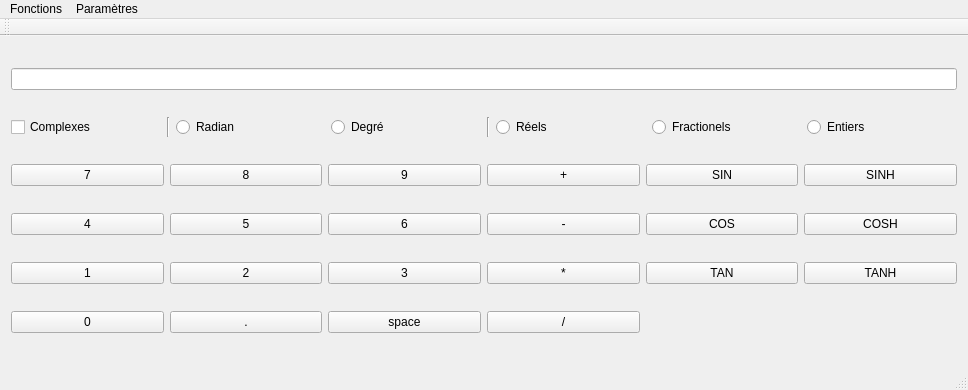
Pitouli/lo21-ahmed-pitouli, file ProjetLO21/mainwindow.ui: the form before one commit.
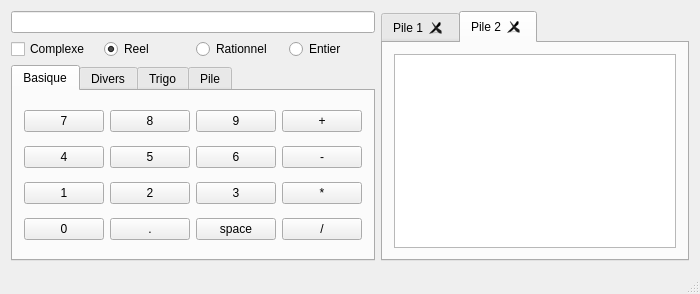
The form after the commit. The open tabs and pages were chosen to show the change.

Commit message: + L'interface de la calculatrice a été complétement revue. Toutes les fonctions sont accessibles par des boutons, qui se verront attribués des raccorucis. Les boutons sont organisé dans différents onglets. Préparation de la gestion d'onglets de piles.

```diff
--- a/ProjetLO21/mainwindow.ui
+++ b/ProjetLO21/mainwindow.ui
@@ -6,285 +6,492 @@
    <rect>
     <x>0</x>
     <y>0</y>
-    <width>968</width>
-    <height>390</height>
+    <width>700</width>
+    <height>294</height>
    </rect>
   </property>
   <property name="windowTitle">
    <string>MainWindow</string>
   </property>
   <widget class="QWidget" name="centralWidget">
-   <layout class="QHBoxLayout" name="horizontalLayout_2">
-    <item>
      <layout class="QGridLayout" name="gridLayout">
-      <item row="6" column="0">
-       <widget class="QPushButton" name="pushButton">
+    <item row="0" column="0">
+     <widget class="QLineEdit" name="lineEdit">
+      <property name="readOnly">
+       <bool>true</bool>
+      </property>
+     </widget>
+    </item>
+    <item row="0" column="1" rowspan="3">
+     <widget class="QTabWidget" name="tabWidget_2">
+      <property name="minimumSize">
+       <size>
+        <width>250</width>
+        <height>0</height>
+       </size>
+      </property>
+      <property name="currentIndex">
+       <number>1</number>
+      </property>
+      <property name="tabsClosable">
+       <bool>true</bool>
+      </property>
+      <widget class="QWidget" name="tab_7">
+       <attribute name="title">
+        <string>Pile 1</string>
+       </attribute>
+       <layout class="QHBoxLayout" name="horizontalLayout">
+        <item>
+         <widget class="QListView" name="listView"/>
+        </item>
+       </layout>
+      </widget>
+      <widget class="QWidget" name="tab_8">
+       <attribute name="title">
+        <string>Pile 2</string>
+       </attribute>
+       <layout class="QHBoxLayout" name="horizontalLayout_3">
+        <item>
+         <widget class="QListView" name="listView_2"/>
+        </item>
+       </layout>
+      </widget>
+     </widget>
+    </item>
+    <item row="1" column="0">
+     <layout class="QHBoxLayout" name="horizontalLayout_2">
+      <item>
+       <widget class="QCheckBox" name="checkBox">
         <property name="text">
+         <string>Complexe</string>
+        </property>
+       </widget>
+      </item>
+      <item>
+       <widget class="QRadioButton" name="radioButton_2">
+        <property name="text">
+         <string>Reel</string>
+        </property>
+        <property name="checked">
+         <bool>true</bool>
+        </property>
+       </widget>
+      </item>
+      <item>
+       <widget class="QRadioButton" name="radioButton_3">
+        <property name="text">
+         <string>Rationnel</string>
+        </property>
+       </widget>
+      </item>
+      <item>
+       <widget class="QRadioButton" name="radioButton">
+        <property name="text">
+         <string>Entier</string>
+        </property>
+       </widget>
+      </item>
+     </layout>
+    </item>
+    <item row="2" column="0">
+     <widget class="QTabWidget" name="tabWidget">
+      <property name="toolTip">
+       <string/>
+      </property>
+      <property name="whatsThis">
+       <string/>
+      </property>
+      <property name="currentIndex">
+       <number>1</number>
+      </property>
+      <property name="tabsClosable">
+       <bool>false</bool>
+      </property>
+      <widget class="QWidget" name="tab_3">
+       <attribute name="title">
+        <string>Basique</string>
+       </attribute>
+       <layout class="QGridLayout" name="gridLayout_2">
+        <item row="0" column="0">
+         <widget class="QPushButton" name="pushButton_25">
+          <property name="text">
          <string>7</string>
         </property>
-       </widget>
-      </item>
-      <item row="6" column="1">
-       <widget class="QPushButton" name="pushButton_5">
+          <property name="shortcut">
+           <string>7</string>
+          </property>
+         </widget>
+        </item>
+        <item row="0" column="1">
+         <widget class="QPushButton" name="pushButton_26">
         <property name="text">
          <string>8</string>
         </property>
-       </widget>
-      </item>
-      <item row="6" column="2">
-       <widget class="QPushButton" name="pushButton_9">
+          <property name="shortcut">
+           <string>8</string>
+          </property>
+         </widget>
+        </item>
+        <item row="0" column="2">
+         <widget class="QPushButton" name="pushButton_27">
         <property name="text">
          <string>9</string>
         </property>
-       </widget>
-      </item>
-      <item row="6" column="3">
-       <widget class="QPushButton" name="pushButton_12">
+          <property name="shortcut">
+           <string>9</string>
+          </property>
+         </widget>
+        </item>
+        <item row="0" column="3">
+         <widget class="QPushButton" name="pushButton_28">
         <property name="text">
          <string>+</string>
         </property>
-       </widget>
-      </item>
-      <item row="7" column="0">
+          <property name="shortcut">
+           <string>+</string>
+          </property>
+         </widget>
+        </item>
+        <item row="1" column="0">
+         <widget class="QPushButton" name="pushButton_29">
+          <property name="text">
+           <string>4</string>
+          </property>
+          <property name="shortcut">
+           <string>4</string>
+          </property>
+         </widget>
+        </item>
+        <item row="1" column="1">
+         <widget class="QPushButton" name="pushButton_30">
+          <property name="text">
+           <string>5</string>
+          </property>
+          <property name="shortcut">
+           <string>5</string>
+          </property>
+         </widget>
+        </item>
+        <item row="1" column="2">
+         <widget class="QPushButton" name="pushButton_31">
+          <property name="text">
+           <string>6</string>
+          </property>
+          <property name="shortcut">
+           <string>6</string>
+          </property>
+         </widget>
+        </item>
+        <item row="1" column="3">
+         <widget class="QPushButton" name="pushButton_32">
+          <property name="text">
+           <string>-</string>
+          </property>
+          <property name="shortcut">
+           <string>-</string>
+          </property>
+         </widget>
+        </item>
+        <item row="2" column="0">
+         <widget class="QPushButton" name="pushButton_33">
+          <property name="text">
+           <string>1</string>
+          </property>
+          <property name="shortcut">
+           <string>1</string>
+          </property>
+         </widget>
+        </item>
+        <item row="2" column="1">
+         <widget class="QPushButton" name="pushButton_34">
+          <property name="text">
+           <string>2</string>
+          </property>
+          <property name="shortcut">
+           <string>2</string>
+          </property>
+         </widget>
+        </item>
+        <item row="2" column="2">
+         <widget class="QPushButton" name="pushButton_35">
+          <property name="text">
+           <string>3</string>
+          </property>
+          <property name="shortcut">
+           <string>3</string>
+          </property>
+         </widget>
+        </item>
+        <item row="2" column="3">
+         <widget class="QPushButton" name="pushButton_36">
+          <property name="text">
+           <string>*</string>
+          </property>
+          <property name="shortcut">
+           <string>*</string>
+          </property>
+         </widget>
+        </item>
+        <item row="3" column="0">
+         <widget class="QPushButton" name="pushButton_37">
+          <property name="text">
+           <string>0</string>
+          </property>
+          <property name="shortcut">
+           <string>0</string>
+          </property>
+         </widget>
+        </item>
+        <item row="3" column="1">
+         <widget class="QPushButton" name="pushButton_38">
+          <property name="text">
+           <string>.</string>
+          </property>
+          <property name="shortcut">
+           <string>., ,</string>
+          </property>
+         </widget>
+        </item>
+        <item row="3" column="2">
+         <widget class="QPushButton" name="pushButton_39">
+          <property name="text">
+           <string>space</string>
+          </property>
+          <property name="shortcut">
+           <string>Space</string>
+          </property>
+         </widget>
+        </item>
+        <item row="3" column="3">
+         <widget class="QPushButton" name="pushButton_40">
+          <property name="text">
+           <string>/</string>
+          </property>
+          <property name="shortcut">
+           <string>/</string>
+          </property>
+         </widget>
+        </item>
+       </layout>
+      </widget>
+      <widget class="QWidget" name="tab_6">
+       <attribute name="title">
+        <string>Divers</string>
+       </attribute>
+       <layout class="QGridLayout" name="gridLayout_6">
+        <item row="0" column="0">
        <widget class="QPushButton" name="pushButton_2">
-        <property name="text">
-         <string>4</string>
-        </property>
-       </widget>
-      </item>
-      <item row="7" column="1">
-       <widget class="QPushButton" name="pushButton_6">
+          <property name="toolTip">
+           <string>&lt;!DOCTYPE HTML PUBLIC &quot;-//W3C//DTD HTML 4.0//EN&quot; &quot;http://www.w3.org/TR/REC-html40/strict.dtd&quot;&gt;
+&lt;html&gt;&lt;head&gt;&lt;meta name=&quot;qrichtext&quot; content=&quot;1&quot; /&gt;&lt;style type=&quot;text/css&quot;&gt;
+p, li { white-space: pre-wrap; }
+&lt;/style&gt;&lt;/head&gt;&lt;body style=&quot; font-family:'MS Shell Dlg 2'; font-size:7.8pt; font-weight:400; font-style:normal;&quot;&gt;
+&lt;p style=&quot; margin-top:0px; margin-bottom:0px; margin-left:0px; margin-right:0px; -qt-block-indent:0; text-indent:0px;&quot;&gt;Dépile X puis Y et effectue Y puissance X&lt;/p&gt;
+&lt;p style=&quot; margin-top:0px; margin-bottom:0px; margin-left:0px; margin-right:0px; -qt-block-indent:0; text-indent:0px;&quot;&gt;&lt;span style=&quot; font-style:italic;&quot;&gt;X: Entier, Rationnel, Réel&lt;/span&gt;&lt;/p&gt;
+&lt;p style=&quot; margin-top:0px; margin-bottom:0px; margin-left:0px; margin-right:0px; -qt-block-indent:0; text-indent:0px;&quot;&gt;&lt;span style=&quot; font-style:italic;&quot;&gt;Y: Entier, Rationnel, Réel&lt;/span&gt;&lt;/p&gt;&lt;/body&gt;&lt;/html&gt;</string>
+          </property>
         <property name="text">
-         <string>5</string>
+           <string>POW</string>
         </property>
        </widget>
       </item>
-      <item row="7" column="2">
+        <item row="0" column="1">
        <widget class="QPushButton" name="pushButton_10">
         <property name="text">
-         <string>6</string>
+           <string>INV</string>
         </property>
        </widget>
       </item>
-      <item row="7" column="3">
-       <widget class="QPushButton" name="pushButton_13">
+        <item row="0" column="2">
+         <widget class="QPushButton" name="pushButton_6">
         <property name="text">
-         <string>-</string>
+           <string>MOD</string>
         </property>
        </widget>
       </item>
-      <item row="8" column="0">
+        <item row="1" column="0">
        <widget class="QPushButton" name="pushButton_3">
         <property name="text">
-         <string>1</string>
+           <string>SQRT</string>
         </property>
        </widget>
       </item>
-      <item row="8" column="1">
+        <item row="1" column="1">
        <widget class="QPushButton" name="pushButton_7">
         <property name="text">
-         <string>2</string>
+           <string>SIGN</string>
         </property>
        </widget>
       </item>
-      <item row="8" column="2">
+        <item row="1" column="2">
        <widget class="QPushButton" name="pushButton_11">
         <property name="text">
-         <string>3</string>
+           <string>FACT (!)</string>
         </property>
        </widget>
       </item>
-      <item row="8" column="3">
-       <widget class="QPushButton" name="pushButton_14">
-        <property name="text">
-         <string>*</string>
-        </property>
-       </widget>
-      </item>
-      <item row="9" column="0">
+        <item row="3" column="0">
        <widget class="QPushButton" name="pushButton_4">
         <property name="text">
-         <string>0</string>
+           <string>SQR</string>
         </property>
        </widget>
       </item>
-      <item row="9" column="1">
+        <item row="3" column="1">
        <widget class="QPushButton" name="pushButton_8">
         <property name="text">
-         <string>.</string>
+           <string>LN</string>
         </property>
        </widget>
       </item>
-      <item row="9" column="2">
-       <widget class="QPushButton" name="pushButton_16">
+        <item row="4" column="0">
+         <widget class="QPushButton" name="pushButton_5">
         <property name="text">
-         <string>space</string>
+           <string>CUBE</string>
         </property>
        </widget>
       </item>
-      <item row="9" column="3">
-       <widget class="QPushButton" name="pushButton_15">
+        <item row="4" column="1">
+         <widget class="QPushButton" name="pushButton_9">
         <property name="text">
-         <string>/</string>
+           <string>LOG</string>
         </property>
        </widget>
       </item>
-      <item row="0" column="0" colspan="6">
-       <widget class="QLineEdit" name="lineEdit"/>
-      </item>
-      <item row="1" column="0" colspan="6">
-       <layout class="QHBoxLayout" name="horizontalLayout">
-        <item>
-         <widget class="QCheckBox" name="checkBox">
+        <item row="3" column="2">
+         <widget class="QPushButton" name="pushButton_12">
           <property name="text">
-           <string>Complexes</string>
-          </property>
-         </widget>
-        </item>
-        <item>
-         <widget class="Line" name="line">
-          <property name="orientation">
-           <enum>Qt::Vertical</enum>
-          </property>
-         </widget>
-        </item>
-        <item>
-         <widget class="QRadioButton" name="radioButton">
-          <property name="text">
-           <string>Radian</string>
-          </property>
-         </widget>
-        </item>
-        <item>
-         <widget class="QRadioButton" name="radioButton_2">
-          <property name="text">
-           <string>Degré</string>
-          </property>
-         </widget>
-        </item>
-        <item>
-         <widget class="Line" name="line_2">
-          <property name="orientation">
-           <enum>Qt::Vertical</enum>
-          </property>
-         </widget>
-        </item>
-        <item>
-         <widget class="QRadioButton" name="radioButton_3">
-          <property name="text">
-           <string>Réels</string>
-          </property>
-         </widget>
-        </item>
-        <item>
-         <widget class="QRadioButton" name="radioButton_4">
-          <property name="text">
-           <string>Fractionels</string>
-          </property>
-         </widget>
-        </item>
-        <item>
-         <widget class="QRadioButton" name="radioButton_5">
-          <property name="text">
-           <string>Entiers</string>
+           <string>EVAL</string>
           </property>
          </widget>
         </item>
        </layout>
-      </item>
-      <item row="6" column="4">
-       <widget class="QPushButton" name="pushButton_17">
+      </widget>
+      <widget class="QWidget" name="tab_4">
+       <attribute name="title">
+        <string>Trigo</string>
+       </attribute>
+       <layout class="QGridLayout" name="gridLayout_3">
+        <item row="0" column="0">
+         <widget class="QPushButton" name="pushButton_65">
         <property name="text">
          <string>SIN</string>
         </property>
-       </widget>
-      </item>
-      <item row="7" column="4">
-       <widget class="QPushButton" name="pushButton_18">
+          <property name="shortcut">
+           <string>S</string>
+          </property>
+         </widget>
+        </item>
+        <item row="0" column="1">
+         <widget class="QRadioButton" name="radioButton_5">
+          <property name="text">
+           <string>Radian</string>
+          </property>
+          <property name="checked">
+           <bool>true</bool>
+          </property>
+         </widget>
+        </item>
+        <item row="1" column="0">
+         <widget class="QPushButton" name="pushButton_66">
         <property name="text">
          <string>COS</string>
         </property>
-       </widget>
-      </item>
-      <item row="8" column="4">
-       <widget class="QPushButton" name="pushButton_19">
+          <property name="shortcut">
+           <string>C</string>
+          </property>
+         </widget>
+        </item>
+        <item row="1" column="1">
+         <widget class="QRadioButton" name="radioButton_6">
+          <property name="text">
+           <string>Degré</string>
+          </property>
+         </widget>
+        </item>
+        <item row="2" column="0">
+         <widget class="QPushButton" name="pushButton_67">
         <property name="text">
          <string>TAN</string>
         </property>
-       </widget>
-      </item>
-      <item row="6" column="5">
-       <widget class="QPushButton" name="pushButton_20">
+          <property name="shortcut">
+           <string>T</string>
+          </property>
+         </widget>
+        </item>
+        <item row="2" column="1">
+         <widget class="QCheckBox" name="checkBox_4">
         <property name="text">
-         <string>SINH</string>
-        </property>
-       </widget>
-      </item>
-      <item row="7" column="5">
-       <widget class="QPushButton" name="pushButton_21">
+           <string>Hyperbolic</string>
+          </property>
+          <property name="shortcut">
+           <string>H</string>
+          </property>
+         </widget>
+        </item>
+       </layout>
+      </widget>
+      <widget class="QWidget" name="tab_5">
+       <attribute name="title">
+        <string>Pile</string>
+       </attribute>
+       <layout class="QGridLayout" name="gridLayout_4">
+        <item row="0" column="0">
+         <widget class="QPushButton" name="pushButton">
         <property name="text">
-         <string>COSH</string>
+           <string>SWAP</string>
         </property>
        </widget>
       </item>
-      <item row="8" column="5">
-       <widget class="QPushButton" name="pushButton_22">
+        <item row="0" column="1">
+         <widget class="QPushButton" name="pushButton_68">
         <property name="text">
-         <string>TANH</string>
-        </property>
-       </widget>
-      </item>
-     </layout>
-    </item>
-   </layout>
-  </widget>
-  <widget class="QMenuBar" name="menuBar">
-   <property name="geometry">
-    <rect>
-     <x>0</x>
-     <y>0</y>
-     <width>968</width>
-     <height>26</height>
-    </rect>
-   </property>
-   <widget class="QMenu" name="menuFonctions">
-    <property name="title">
-     <string>Fonctions</string>
-    </property>
-    <widget class="QMenu" name="menuTrigonom_trie">
-     <property name="title">
-      <string>Trigonométrie</string>
-     </property>
-     <addaction name="actionSinus_2"/>
-     <addaction name="actionCos"/>
-     <addaction name="actionTan"/>
-     <addaction name="actionSin_Hyperbolique"/>
-     <addaction name="actionCos_Hyperbolique"/>
-     <addaction name="actionTan_Hyperbolique"/>
-    </widget>
-    <widget class="QMenu" name="menuTaper_ici">
-     <property name="title">
-      <string>Taper ici</string>
-     </property>
-    </widget>
-    <addaction name="menuTrigonom_trie"/>
-    <addaction name="menuTaper_ici"/>
-   </widget>
-   <widget class="QMenu" name="menuParam_tres">
-    <property name="title">
-     <string>Paramètres</string>
-    </property>
-   </widget>
-   <addaction name="menuFonctions"/>
-   <addaction name="menuParam_tres"/>
-  </widget>
-  <widget class="QToolBar" name="mainToolBar">
-   <attribute name="toolBarArea">
-    <enum>TopToolBarArea</enum>
-   </attribute>
-   <attribute name="toolBarBreak">
-    <bool>false</bool>
-   </attribute>
+           <string>CLEAR</string>
+          </property>
+          <property name="shortcut">
+           <string>Ctrl+Del</string>
+          </property>
+         </widget>
+        </item>
+        <item row="1" column="0">
+         <widget class="QPushButton" name="pushButton_72">
+          <property name="text">
+           <string>SUM</string>
+          </property>
+         </widget>
+        </item>
+        <item row="1" column="1">
+         <widget class="QPushButton" name="pushButton_69">
+          <property name="text">
+           <string>DUP</string>
+          </property>
+          <property name="shortcut">
+           <string>Return</string>
+          </property>
+         </widget>
+        </item>
+        <item row="2" column="0">
+         <widget class="QPushButton" name="pushButton_71">
+          <property name="text">
+           <string>MEAN</string>
+          </property>
+         </widget>
+        </item>
+        <item row="2" column="1">
+         <widget class="QPushButton" name="pushButton_70">
+          <property name="text">
+           <string>DROP</string>
+          </property>
+          <property name="shortcut">
+           <string>Del</string>
+          </property>
+         </widget>
+        </item>
+       </layout>
+      </widget>
+     </widget>
+    </item>
+   </layout>
   </widget>
   <widget class="QStatusBar" name="statusBar"/>
   <action name="actionSinus">
```
Left out of the diff: 17 changed lines with no effect on the pictures. Lines whose indentation alone changed are shown as unchanged. The commit also changes 3 other files.
